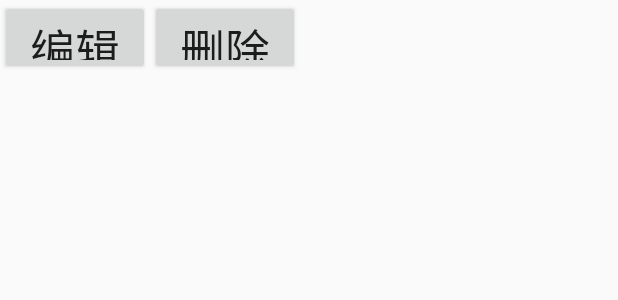
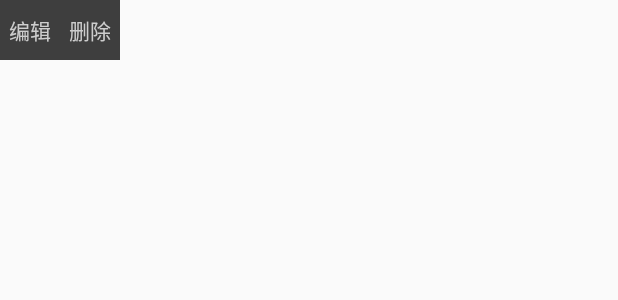
Before and after one commit to JiangZuoMeng/ManLvTu-android-old, an Android app: the layout popup_window_for_single_travel_view_list_item.xml on its own in the app's theme, with its tools: preview values and no code run, on a phone screen of 412 x 824 dp. Shown: the top 300 px of the screen. Run offline under Robolectric (Android 15) with nearby library versions, the phone set to English and light mode, and no system bars.

Commit message:
modified single travel list view popup window

```diff
--- a/code/android/TravelMap/app/src/main/res/layout/popup_window_for_single_travel_view_list_item.xml
+++ b/code/android/TravelMap/app/src/main/res/layout/popup_window_for_single_travel_view_list_item.xml
@@ -1,21 +1,30 @@
 <?xml version="1.0" encoding="utf-8"?>
 <LinearLayout xmlns:android="http://schemas.android.com/apk/res/android"
-    android:orientation="horizontal" android:layout_width="200dip"
-    android:layout_height="50dip">
+    android:id="@+id/SingleTravelActivityListViewPopupLinearLayout"
+    android:orientation="horizontal" android:layout_width="80dp"
+    android:layout_height="40dp"
+    android:background="@android:color/background_dark"
+    android:alpha="0.75">
 
     <Button
-        android:id="@+id/SingleTravelActivityListViewPopupLeftButton"
+        android:id="@+id/SingleTravelActivityListViewPopupEditButton"
         android:layout_weight="1"
         android:layout_width="match_parent"
         android:layout_height="match_parent"
-        android:textSize="30dip"
-        android:text="编辑"/>
+        android:text="编辑"
+        android:background="@android:color/background_dark"
+        android:textColor="@android:color/background_light"
+        android:alpha="0.75"
+        android:clickable="true" />
 
     <Button
-        android:id="@+id/SingleTravelActivityListViewPopupRightButton"
+        android:id="@+id/SingleTravelActivityListViewPopupDeleteButton"
         android:layout_weight="1"
         android:layout_width="match_parent"
         android:layout_height="match_parent"
-        android:textSize="30dip"
-        android:text="删除" />
+        android:text="删除"
+        android:background="@android:color/background_dark"
+        android:textColor="@android:color/background_light"
+        android:alpha="0.75"
+        android:clickable="true" />
 </LinearLayout>
```
Also changed, not shown: code/android/TravelMap/app/src/main/java/com/jiangzuomeng/travelmap/SingleTravelActivity.java (+21 -2 lines).
